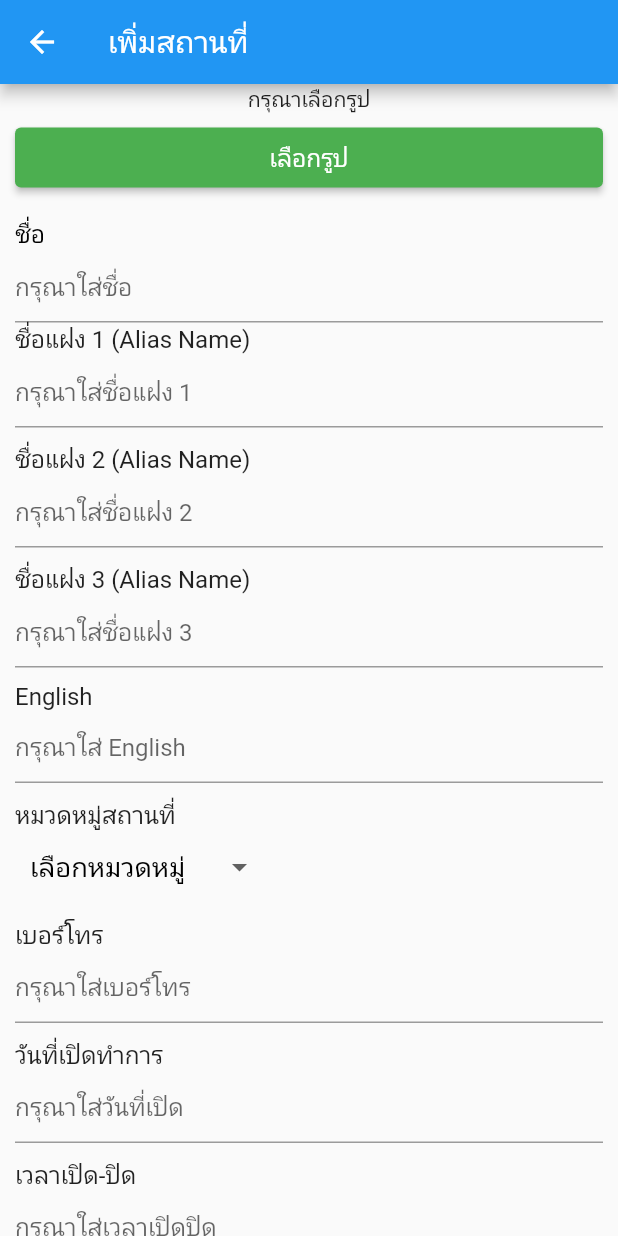
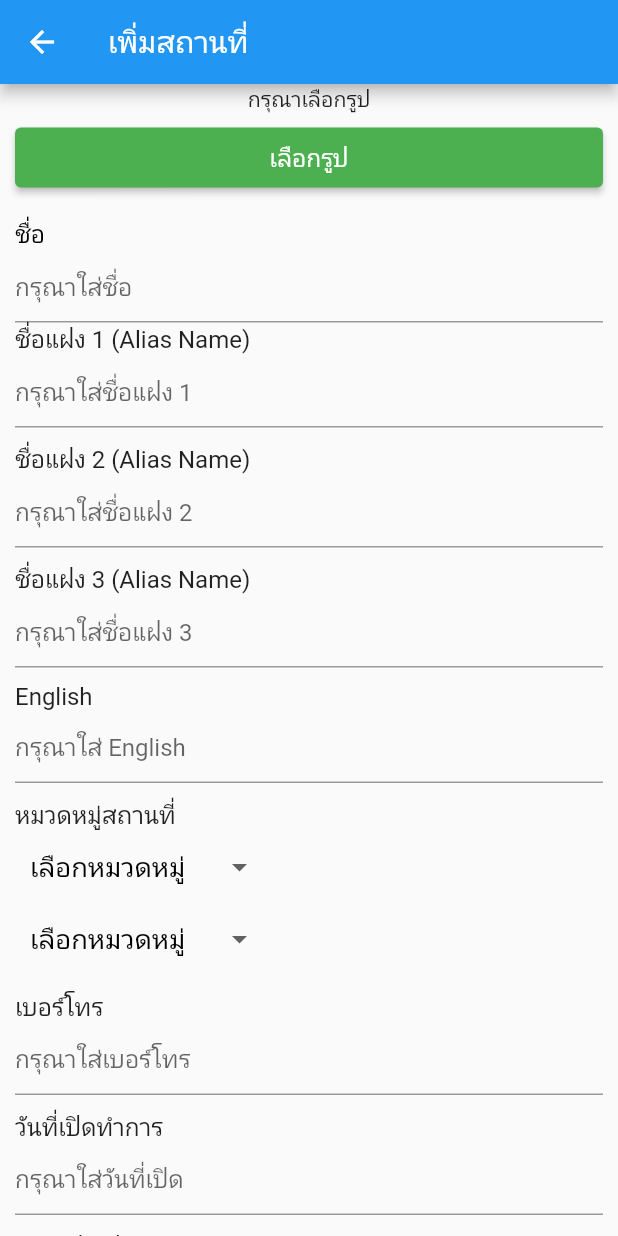
Before and after one commit to noppon0031/Appdemo, a Flutter app: the AddImage screen opened directly, on a phone screen of 412 x 824 dp. Run offline on Flutter 3.47's test engine with Material 2 defaults, Android fonts, the phone set to English and light mode, and no system bars; our stand-ins replace carousel_slider, cloud_firestore, firebase_core, firebase_database, firebase_storage, flutter_image_slideshow and 9 more; accounts and stored records are empty.

Commit message:
16/08 01.02

```diff
--- a/lib/Business/add_image.dart
+++ b/lib/Business/add_image.dart
@@ -236,6 +236,31 @@ class _AddImageState extends State<AddImage> {
                     ),
                   ),
 
+                  Padding(
+                    padding: EdgeInsets.only(left: 10),
+                    child: DropdownButton<String>(
+                      value: dropdownValue2,
+                      icon: Icon(Icons.arrow_drop_down),
+                      iconSize: 24,
+                      elevation: 16,
+                      style: TextStyle(color: Colors.black, fontSize: 18),
+                      underline: Container(
+                        height: 2,
+                      ),
+                      onChanged: (data) {
+                        setState(() {
+                          dropdownValue2 = data!;
+                        });
+                      },
+                      items: business_type2
+                          .map<DropdownMenuItem<String>>((String value) {
+                        return DropdownMenuItem<String>(
+                          value: value,
+                          child: Text(value, textAlign: TextAlign.center),
+                        );
+                      }).toList(),
+                    ),
+                  ),
                   // RaisedButton(
                   //   child: Text('เลือก'),
                   //   onPressed: () => business_type,
@@ -490,6 +515,7 @@ class _AddImageState extends State<AddImage> {
     var Detail = detail_Controller.text.trim();
     var Google_map = google_map_Controller.text.trim();
     var Type = dropdownValue;
+    var Type2 = dropdownValue2;
 
     if (validateEmail(Email) == false) {
       Toast.show('กรุณาตรวจสอบอีเมลล์ให้ถูกต้อง', context,
@@ -700,6 +726,7 @@ class _AddImageState extends State<AddImage> {
             'tel': Tel,
             'time': Time,
             'type': Type,
+            'type2': Type2,
             'user_id': User_id,
             'website': Website
           })
@@ -758,6 +785,7 @@ class _AddImageState extends State<AddImage> {
                 'tel': Tel,
                 'time': Time,
                 'type': Type,
+                'type2': Type2,
                 'user_id': User_id,
                 'website': Website
               })
@@ -794,6 +822,18 @@ class _AddImageState extends State<AddImage> {
     'สถานที่ใน Rmutt',
     'สถานที่ทั่วไป'
   ];
+  String dropdownValue2 = 'เลือกหมวดหมู่';
+  List<String> business_type2 = [
+    'เลือกหมวดหมู่',
+    'ร้านอาหาร',
+    'ร้านกาแฟ',
+    'ร้านเครื่องเขียน',
+    'ร้านเสริมสวย',
+    'คลินิก/ขายยา',
+    'ร้านทั่วไป',
+    'สถานที่ใน Rmutt',
+    'สถานที่ทั่วไป'
+  ];
   // String dropdownValue2 = 'อาหารเหนือ';
   // List<String> business_type2 = [
   //   'อาหารเหนือ',
@@ -809,10 +849,10 @@ class _AddImageState extends State<AddImage> {
   //   'ชาบู/ปิ้งย่าง',
   //   'ฟาสต์ฟูด'
   // ];
-  final valuestopopulate = {
-    1: "India",
-    2: "Britain",
-    3: "Russia",
-    4: "Canada",
-  };
+  // final valuestopopulate = {
+  //   1: "India",
+  //   2: "Britain",
+  //   3: "Russia",
+  //   4: "Canada",
+  // };
 }
```
